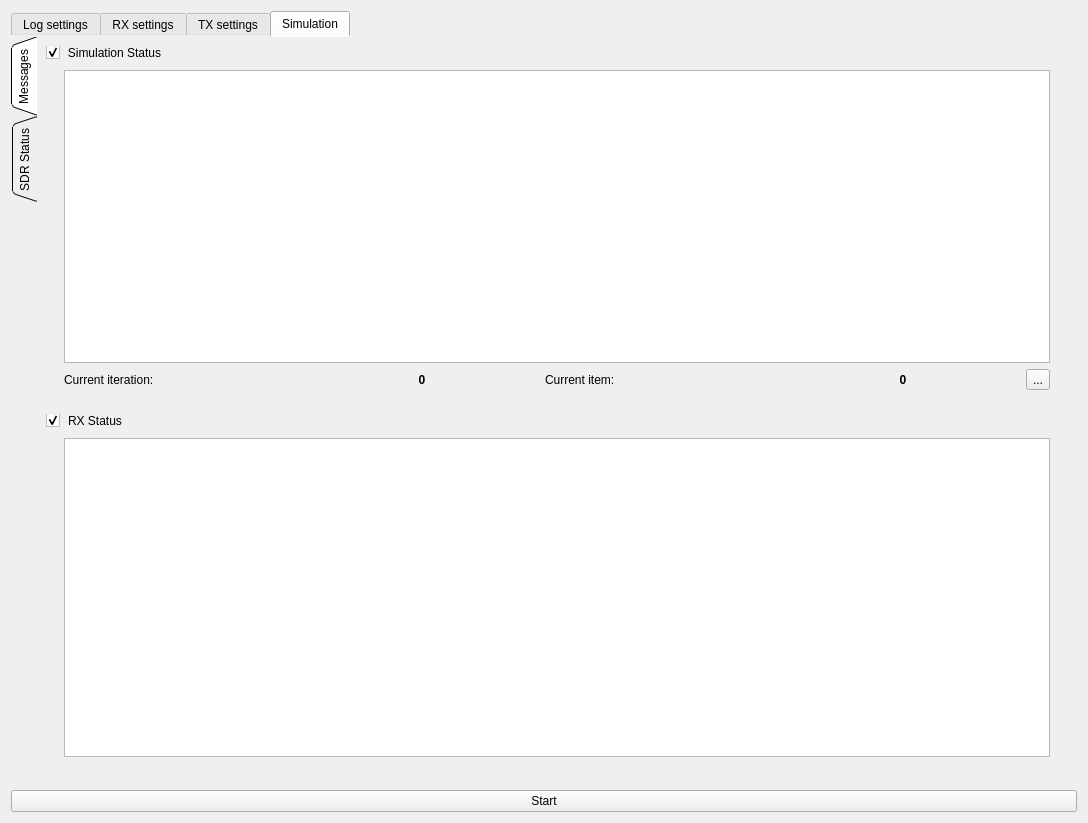
Qt form data/ui/simulator_dialog.ui (jopohl/urh) before a commit.
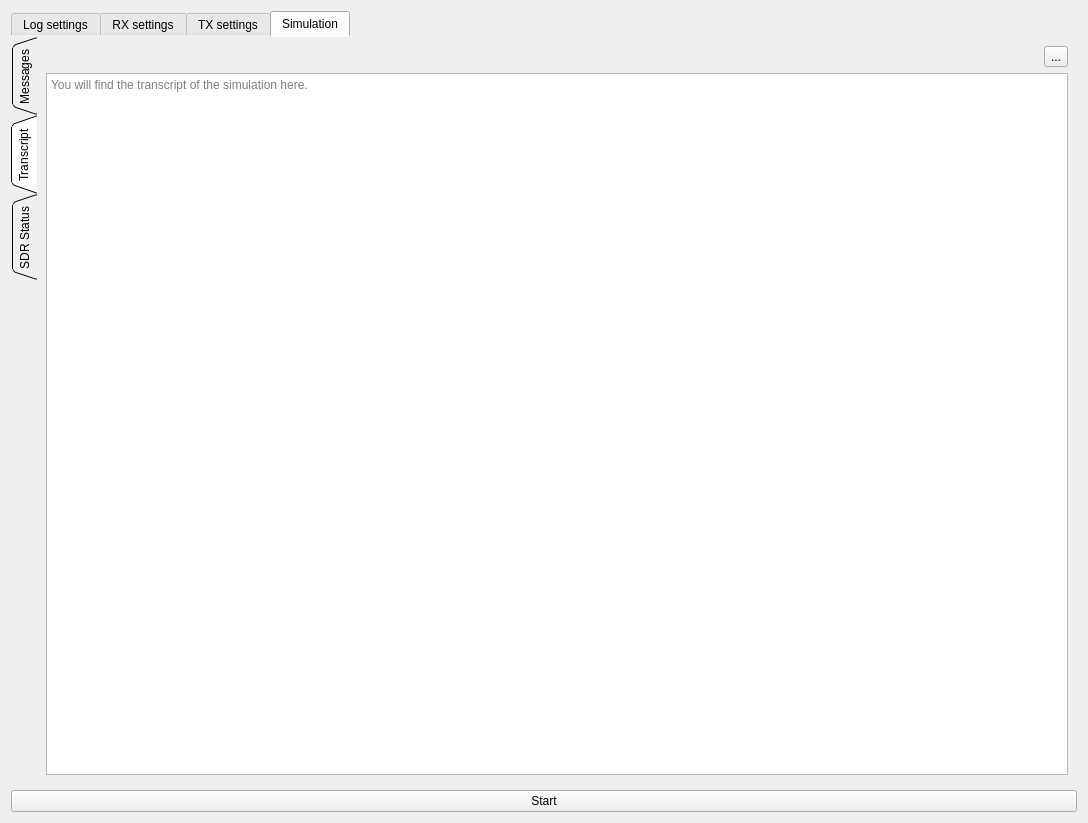
The same form after that commit. The open tabs and pages were chosen to show the change. Icons and pictures are not drawn. Custom widgets are drawn as their Qt base class.

Commit message: show transcript

```diff
--- a/data/ui/simulator_dialog.ui
+++ b/data/ui/simulator_dialog.ui
@@ -393,6 +393,50 @@
            </item>
           </layout>
          </widget>
+         <widget class="QWidget" name="tab">
+          <attribute name="title">
+           <string>Transcript</string>
+          </attribute>
+          <layout class="QVBoxLayout" name="verticalLayout">
+           <item>
+            <layout class="QHBoxLayout" name="horizontalLayout_3">
+             <item>
+              <spacer name="horizontalSpacer">
+               <property name="orientation">
+                <enum>Qt::Horizontal</enum>
+               </property>
+               <property name="sizeHint" stdset="0">
+                <size>
+                 <width>40</width>
+                 <height>20</height>
+                </size>
+               </property>
+              </spacer>
+             </item>
+             <item>
+              <widget class="QToolButton" name="btnSaveTranscript">
+               <property name="text">
+                <string>...</string>
+               </property>
+               <property name="icon">
+                <iconset theme="document-save"/>
+               </property>
+              </widget>
+             </item>
+            </layout>
+           </item>
+           <item>
+            <widget class="QTextEdit" name="textEditTranscript">
+             <property name="readOnly">
+              <bool>true</bool>
+             </property>
+             <property name="placeholderText">
+              <string>You will find the transcript of the simulation here.</string>
+             </property>
+            </widget>
+           </item>
+          </layout>
+         </widget>
          <widget class="QWidget" name="tab_device">
           <attribute name="title">
            <string>SDR Status</string>
```
The commit also changes 3 other files.
